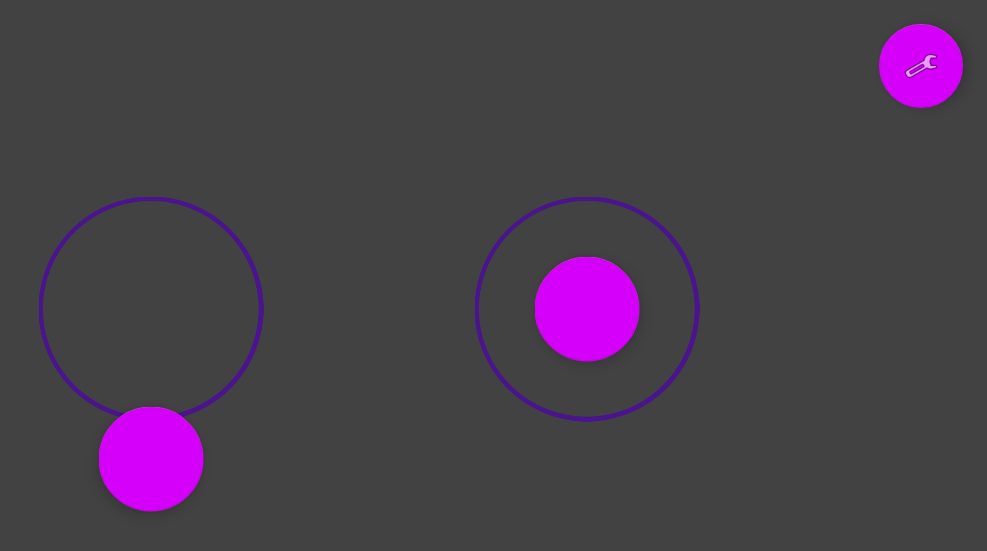
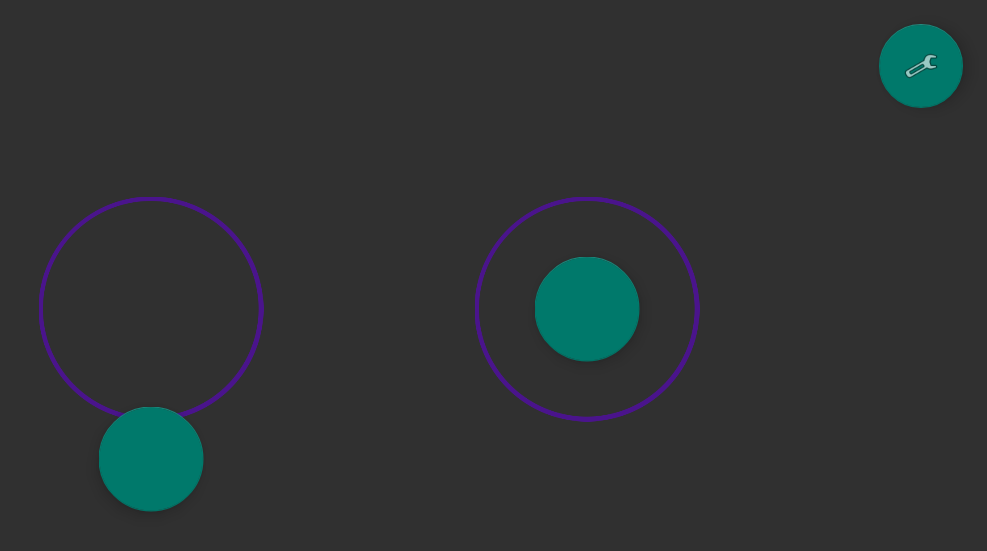
Before and after one commit to UniA19/Controller, an Android app: the screen it shows after launch (MainActivity), on a phone screen of 824 x 412 dp (held sideways). Shown: the top 551 px of the screen, without its empty margins (249-1236 px from the left). Run offline under Robolectric (Android 15) with nearby library versions, the phone set to English and light mode, and no system bars.

Commit message:
Revert "trololol"
This reverts commit f3cc9487

```diff
--- a/app/src/main/res/layout/activity_main.xml
+++ b/app/src/main/res/layout/activity_main.xml
@@ -5,7 +5,7 @@
     android:layout_width="match_parent"
     android:layout_height="match_parent"
     android:orientation="horizontal"
-    android:background="@color/colorDarkKnigth"
+    android:background="@color/colorDarkKnight"
     tools:context=".MainActivity">
 
     <com.google.android.material.appbar.AppBarLayout
--- a/app/src/main/res/layout/fragment_controller.xml
+++ b/app/src/main/res/layout/fragment_controller.xml
@@ -9,7 +9,7 @@
     tools:context=".ControllerFragment">
 
     <diy.esp8266.controller.JoystickFAB
-        app:backgroundTint="@color/colorPrimaryLigth"
+        app:backgroundTint="@color/colorAccent"
         android:id="@+id/joystick_left"
         android:layout_width="70dp"
         android:layout_height="70dp"
@@ -17,7 +17,7 @@
         android:focusable="true" />
 
     <diy.esp8266.controller.JoystickFAB
-        app:backgroundTint="@color/colorPrimaryLigth"
+        app:backgroundTint="@color/colorAccent"
         android:id="@+id/joystick_right"
         android:layout_width="70dp"
         android:layout_height="70dp"
--- a/app/src/main/res/values/colors.xml
+++ b/app/src/main/res/values/colors.xml
@@ -3,6 +3,6 @@
     <color name="colorPrimary">#6A1B9A</color>
     <color name="colorPrimaryDark">#470088</color>
     <color name="colorPrimaryLigth">#D500F9</color>
-    <color name="colorAccent">#D500F9</color>
-    <color name="colorDarkKnigth">#424242</color>
+    <color name="colorAccent">#00796b</color>
+    <color name="colorDarkKnight">#303030</color>
 </resources>
```
